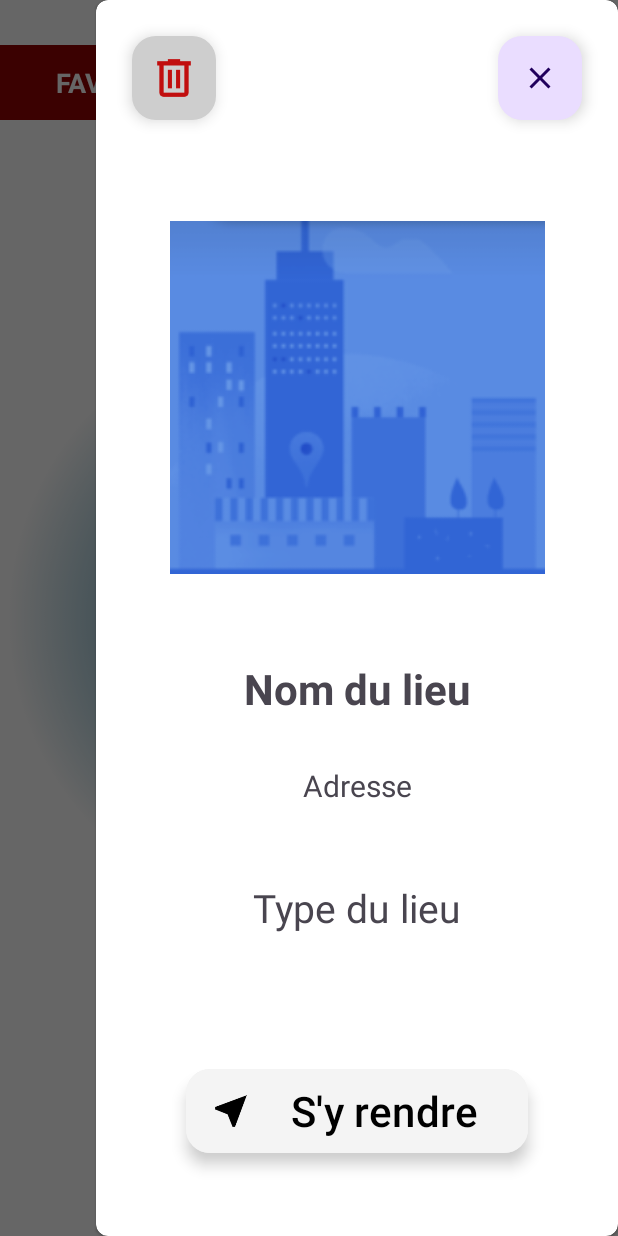
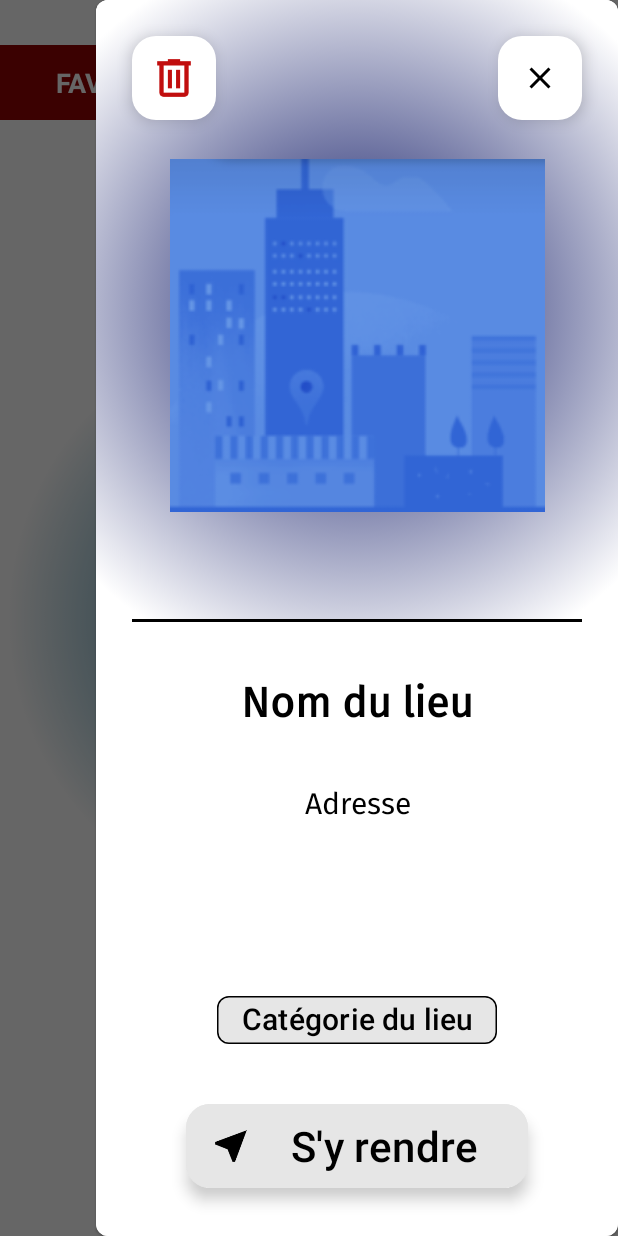
Before and after one commit to CodeMPLady/LaCarte, an Android app: the FavorisActivity screen opened directly, with no data from a screen before it, with the side drawer open, on a phone screen of 412 x 824 dp. Run offline under Robolectric (Android 15) with nearby library versions, the light colour scheme and no system bars; our stand-ins replace Room's generated code.

Commit message:
amélioration visuelle du drawer de la page Favoris

```diff
--- a/app/src/main/java/com/mplady/lacarte/favori/FavorisActivity.java
+++ b/app/src/main/java/com/mplady/lacarte/favori/FavorisActivity.java
@@ -26,6 +26,7 @@ import androidx.room.Room;
 import androidx.room.RoomDatabase;
 import androidx.sqlite.db.SupportSQLiteDatabase;
 
+import com.google.android.material.chip.Chip;
 import com.google.android.material.dialog.MaterialAlertDialogBuilder;
 import com.google.android.material.floatingactionbutton.ExtendedFloatingActionButton;
 import com.google.android.material.floatingactionbutton.FloatingActionButton;
@@ -46,7 +47,8 @@ public class FavorisActivity extends AppCompatActivity {
     RecyclerView favorisRecView;
     FavoriRecViewAdapter adapter;
     private ImageView imgLieuDetails;
-    private TextView txtNomLieu, txtTypeLieu, txtAdresseLieu;
+    private TextView txtNomLieu, txtAdresseLieu;
+    private Chip chipTypeLieu;
     private FloatingActionButton btnFermer;
     private FloatingActionButton btnSupprimerFavori;
     private ExtendedFloatingActionButton btnYAllerFavori;
@@ -69,8 +71,8 @@ public class FavorisActivity extends AppCompatActivity {
         btnSupprimerFavori = findViewById(R.id.btnSupprimerFavori);
         imgLieuDetails = findViewById(R.id.imgLieuDetails);
         txtNomLieu = findViewById(R.id.txtNomLieu);
-        txtTypeLieu = findViewById(R.id.txtTypeLieu);
         txtAdresseLieu = findViewById(R.id.txtAdresseLieu);
+        chipTypeLieu = findViewById(R.id.chipTypeLieu);
 
         favorisRecView = findViewById(R.id.favorisRecView);
         adapter = new FavoriRecViewAdapter(favoris, this);
@@ -84,7 +86,7 @@ public class FavorisActivity extends AppCompatActivity {
     void openDrawer(Favori favori) {
         drawerLayout.openDrawer(GravityCompat.END);
         txtNomLieu.setText(favori.getNom());
-        txtTypeLieu.setText(favori.getCategorie());
+        chipTypeLieu.setText(favori.getCategorie());
         txtAdresseLieu.setText(favori.getAdresse());
 
         if (favori.getBitmap() != null) {
--- /dev/null
+++ b/app/src/main/res/drawable/gradient_drawer_favoris.xml
@@ -0,0 +1,9 @@
+<?xml version="1.0" encoding="utf-8"?>
+<selector xmlns:android="http://schemas.android.com/apk/res/android">
+    <item>
+        <shape>
+            <gradient android:type="radial" android:gradientRadius="250dp" android:startColor="#000A5C" android:endColor="@color/white"/>
+        </shape>
+
+    </item>
+</selector>
--- a/app/src/main/res/layout-land/side_sheet_favoris.xml
+++ b/app/src/main/res/layout-land/side_sheet_favoris.xml
@@ -20,42 +20,97 @@
             android:layout_width="250dp"
             android:layout_height="250dp"
             android:contentDescription="Image du lieu"
-            android:src="@mipmap/ic_launcher"
+            android:src="@drawable/imgmapsdefaultresized"
             app:layout_constraintBottom_toBottomOf="parent"
             app:layout_constraintEnd_toStartOf="@+id/guideline16"
-            app:layout_constraintStart_toStartOf="@+id/guideline17"
+            app:layout_constraintHorizontal_bias="0.8"
+            app:layout_constraintStart_toStartOf="parent"
             app:layout_constraintTop_toTopOf="parent"
             app:layout_constraintVertical_bias="0.496" />
 
+        <com.google.android.material.floatingactionbutton.FloatingActionButton
+            android:id="@+id/btnSupprimerFavori"
+            android:layout_width="wrap_content"
+            android:layout_height="wrap_content"
+            android:layout_marginStart="24dp"
+            android:layout_marginTop="24dp"
+            android:contentDescription="Bouton de suppression du favori"
+            app:backgroundTint="#CECECE"
+            app:layout_constraintStart_toStartOf="parent"
+            app:layout_constraintTop_toTopOf="parent"
+            app:maxImageSize="33dp"
+            app:srcCompat="@drawable/deleteicon"
+            app:tint="#C10E0E" />
+
+        <com.google.android.material.floatingactionbutton.FloatingActionButton
+            android:id="@+id/btnFermer"
+            android:layout_width="wrap_content"
+            android:layout_height="wrap_content"
+            android:layout_marginTop="24dp"
+            android:layout_marginEnd="24dp"
+            android:contentDescription="Bouton de fermeture du drawer"
+            android:src="@drawable/close24px"
+            app:backgroundTint="#CECECE"
+            app:layout_constraintEnd_toEndOf="parent"
+            app:layout_constraintTop_toTopOf="parent"
+            app:tint="@color/black" />
+
         <TextView
             android:id="@+id/txtNomLieu"
-            android:layout_width="wrap_content"
+            android:layout_width="0dp"
             android:layout_height="wrap_content"
-            android:layout_marginTop="130dp"
+            android:layout_marginTop="110dp"
+            android:layout_marginEnd="24dp"
             android:text="Nom du lieu"
+            android:textAlignment="center"
             android:textSize="24sp"
+            android:textStyle="bold"
             app:layout_constraintEnd_toEndOf="parent"
             app:layout_constraintStart_toStartOf="@+id/guideline16"
             app:layout_constraintTop_toTopOf="parent" />
 
         <TextView
-            android:id="@+id/txtTypeLieu"
-            android:layout_width="wrap_content"
+            android:id="@+id/txtAdresseLieu"
+            android:layout_width="0dp"
             android:layout_height="wrap_content"
-            android:layout_marginTop="24dp"
-            android:text="Type du lieu"
-            android:textSize="24sp"
+            android:layout_marginTop="32dp"
+            android:layout_marginEnd="24dp"
+            android:text="Adresse"
+            android:textAlignment="center"
+            android:textSize="16sp"
             app:layout_constraintEnd_toEndOf="parent"
             app:layout_constraintStart_toStartOf="@+id/guideline16"
             app:layout_constraintTop_toBottomOf="@+id/txtNomLieu" />
 
-        <Button
-            android:id="@+id/btnFermer"
-            android:layout_width="wrap_content"
+        <TextView
+            android:id="@+id/txtTypeLieu"
+            android:layout_width="0dp"
             android:layout_height="wrap_content"
-            android:layout_marginBottom="50dp"
-            android:text="FERMER"
-            android:textSize="25sp"
+            android:layout_marginTop="32dp"
+            android:layout_marginEnd="24dp"
+            android:text="Type du lieu"
+            android:textSize="20sp"
+            android:textAlignment="center"
+            app:layout_constraintEnd_toEndOf="parent"
+            app:layout_constraintStart_toStartOf="@+id/guideline16"
+            app:layout_constraintTop_toBottomOf="@+id/txtAdresseLieu" />
+
+        <com.google.android.material.floatingactionbutton.ExtendedFloatingActionButton
+            android:id="@+id/btnYAllerFavori"
+            android:layout_width="0dp"
+            android:layout_height="wrap_content"
+            android:layout_gravity="bottom|end"
+            android:layout_marginEnd="20dp"
+            android:layout_marginBottom="32dp"
+            android:backgroundTint="#F4F4F4"
+            android:contentDescription="@string/bouton_y_aller"
+            android:maxWidth="320dp"
+            android:text="@string/s_y_rendre"
+            android:textColor="@color/black"
+            android:textSize="20sp"
+            app:icon="@drawable/iconnav"
+            app:iconSize="20dp"
+            app:iconTint="@color/black"
             app:layout_constraintBottom_toBottomOf="parent"
             app:layout_constraintEnd_toEndOf="parent"
             app:layout_constraintStart_toStartOf="@+id/guideline16" />
@@ -65,14 +120,7 @@
             android:layout_width="wrap_content"
             android:layout_height="wrap_content"
             android:orientation="vertical"
-            app:layout_constraintGuide_begin="475dp" />
-
-        <androidx.constraintlayout.widget.Guideline
-            android:id="@+id/guideline17"
-            android:layout_width="wrap_content"
-            android:layout_height="wrap_content"
-            android:orientation="vertical"
-            app:layout_constraintGuide_begin="77dp" />
+            app:layout_constraintGuide_begin="385dp" />
 
     </androidx.constraintlayout.widget.ConstraintLayout>
 
--- a/app/src/main/res/layout/side_sheet_favoris.xml
+++ b/app/src/main/res/layout/side_sheet_favoris.xml
@@ -13,7 +13,32 @@
         style="@style/Widget.Material3.SideSheet.Modal"
         android:layout_width="match_parent"
         android:layout_height="match_parent"
+        android:background="@color/white"
         app:layout_behavior="com.google.android.material.sidesheet.SideSheetBehavior">
+
+        <androidx.constraintlayout.widget.ConstraintLayout
+            android:id="@+id/constraintLayout2"
+            android:layout_width="match_parent"
+            android:layout_height="0dp"
+            android:background="@drawable/gradient_drawer_favoris"
+            app:layout_constraintBottom_toTopOf="@+id/guideline28"
+            app:layout_constraintEnd_toEndOf="parent"
+            app:layout_constraintHorizontal_bias="0.0"
+            app:layout_constraintStart_toStartOf="parent"
+            app:layout_constraintTop_toTopOf="parent"
+            app:layout_constraintVertical_bias="0.0">
+
+            <com.google.android.material.divider.MaterialDivider
+                android:layout_width="0dp"
+                android:layout_height="wrap_content"
+                android:layout_marginStart="24dp"
+                android:layout_marginEnd="24dp"
+                app:dividerColor="@color/black"
+                app:dividerThickness="2dp"
+                app:layout_constraintBottom_toBottomOf="parent"
+                app:layout_constraintEnd_toEndOf="parent"
+                app:layout_constraintHorizontal_bias="0.5"
+                app:layout_constraintStart_toStartOf="parent" />
 
             <com.google.android.material.floatingactionbutton.FloatingActionButton
                 android:id="@+id/btnSupprimerFavori"
@@ -21,7 +46,8 @@
                 android:layout_height="wrap_content"
                 android:layout_marginStart="24dp"
                 android:layout_marginTop="24dp"
-            app:backgroundTint="#CECECE"
+                android:contentDescription="Bouton suppression favori"
+                app:backgroundTint="@color/white"
                 app:layout_constraintStart_toStartOf="parent"
                 app:layout_constraintTop_toTopOf="parent"
                 app:maxImageSize="33dp"
@@ -34,49 +60,87 @@
                 android:layout_height="wrap_content"
                 android:layout_marginTop="24dp"
                 android:layout_marginEnd="24dp"
+                android:contentDescription="Bouton fermer drawer"
                 android:src="@drawable/close24px"
+                app:backgroundTint="@color/white"
                 app:layout_constraintEnd_toEndOf="parent"
-            app:layout_constraintTop_toTopOf="parent" />
+                app:layout_constraintTop_toTopOf="parent"
+                app:tint="@color/black" />
 
             <ImageView
                 android:id="@+id/imgLieuDetails"
                 android:layout_width="250dp"
                 android:layout_height="250dp"
-            android:layout_marginTop="140dp"
+                android:layout_marginTop="32dp"
                 android:contentDescription="Image du lieu"
                 android:src="@drawable/imgmapsdefaultresized"
+                app:layout_constraintBottom_toBottomOf="@+id/constraintLayout2"
                 app:layout_constraintEnd_toEndOf="parent"
                 app:layout_constraintHorizontal_bias="0.5"
                 app:layout_constraintStart_toStartOf="parent"
                 app:layout_constraintTop_toTopOf="parent" />
+
+        </androidx.constraintlayout.widget.ConstraintLayout>
+
+        <androidx.constraintlayout.widget.Guideline
+            android:id="@+id/guideline28"
+            android:layout_width="wrap_content"
+            android:layout_height="wrap_content"
+            android:orientation="horizontal"
+            app:layout_constraintGuide_begin="415dp" />
 
         <TextView
             android:id="@+id/txtNomLieu"
             android:layout_width="match_parent"
             android:layout_height="wrap_content"
             android:layout_marginStart="24dp"
-            android:layout_marginTop="50dp"
+            android:layout_marginTop="32dp"
             android:layout_marginEnd="24dp"
+            android:fontFamily="@font/fira_sans"
             android:text="Nom du lieu"
             android:textAlignment="center"
+            android:textColor="@color/black"
             android:textSize="28sp"
             android:textStyle="bold"
             app:layout_constraintEnd_toEndOf="parent"
-            app:layout_constraintHorizontal_bias="0.5"
+            app:layout_constraintHorizontal_bias="1.0"
             app:layout_constraintStart_toStartOf="parent"
-            app:layout_constraintTop_toBottomOf="@+id/imgLieuDetails" />
+            app:layout_constraintTop_toBottomOf="@+id/constraintLayout2" />
 
         <TextView
-            android:id="@+id/txtTypeLieu"
-            android:layout_width="wrap_content"
+            android:id="@+id/txtAdresseLieu"
+            android:layout_width="match_parent"
             android:layout_height="wrap_content"
-            android:layout_marginTop="50dp"
-            android:text="Type du lieu"
-            android:textSize="26sp"
+            android:layout_marginStart="24dp"
+            android:layout_marginTop="32dp"
+            android:layout_marginEnd="24dp"
+            android:fontFamily="@font/fira_sans"
+            android:text="Adresse"
+            android:textAlignment="center"
+            android:textColor="@color/black"
+            android:textSize="20sp"
             app:layout_constraintEnd_toEndOf="parent"
             app:layout_constraintHorizontal_bias="0.5"
             app:layout_constraintStart_toStartOf="parent"
-            app:layout_constraintTop_toBottomOf="@+id/txtAdresseLieu" />
+            app:layout_constraintTop_toBottomOf="@+id/txtNomLieu"/>
+
+        <com.google.android.material.chip.Chip
+                android:id="@+id/chipTypeLieu"
+                android:layout_width="wrap_content"
+                android:layout_height="wrap_content"
+                android:layout_marginBottom="32dp"
+                android:backgroundTint="#E6E6E6"
+                android:text="Catégorie du lieu"
+                android:textAlignment="center"
+                android:textColor="@color/black"
+                android:textSize="20sp"
+                app:chipStrokeColor="@color/black"
+                app:layout_constraintBottom_toTopOf="@+id/btnYAllerFavori"
+                app:layout_constraintEnd_toEndOf="parent"
+                app:layout_constraintHorizontal_bias="0.5"
+                app:layout_constraintStart_toStartOf="parent" />
+
+
 
         <com.google.android.material.floatingactionbutton.ExtendedFloatingActionButton
             android:id="@+id/btnYAllerFavori"
@@ -85,8 +149,8 @@
             android:layout_gravity="bottom|end"
             android:layout_marginStart="60dp"
             android:layout_marginEnd="60dp"
-            android:layout_marginBottom="55dp"
-            android:backgroundTint="#F4F4F4"
+            android:layout_marginBottom="32dp"
+            android:backgroundTint="#E6E6E6"
             android:contentDescription="@string/bouton_y_aller"
             android:maxWidth="320dp"
             android:text="@string/s_y_rendre"
@@ -97,22 +161,8 @@
             app:iconTint="@color/black"
             app:layout_constraintBottom_toBottomOf="parent"
             app:layout_constraintEnd_toEndOf="parent"
+            app:layout_constraintHorizontal_bias="0.5"
             app:layout_constraintStart_toStartOf="parent" />
-
-        <TextView
-            android:id="@+id/txtAdresseLieu"
-            android:layout_width="match_parent"
-            android:layout_height="wrap_content"
-            android:layout_marginStart="24dp"
-            android:layout_marginTop="32dp"
-            android:layout_marginEnd="24dp"
-            android:text="Adresse"
-            android:textAlignment="center"
-            android:textSize="20sp"
-            app:layout_constraintEnd_toEndOf="parent"
-            app:layout_constraintHorizontal_bias="0.5"
-            app:layout_constraintStart_toStartOf="parent"
-            app:layout_constraintTop_toBottomOf="@+id/txtNomLieu" />
 
     </androidx.constraintlayout.widget.ConstraintLayout>
 
```
Lines whose indentation alone changed are shown as unchanged.
